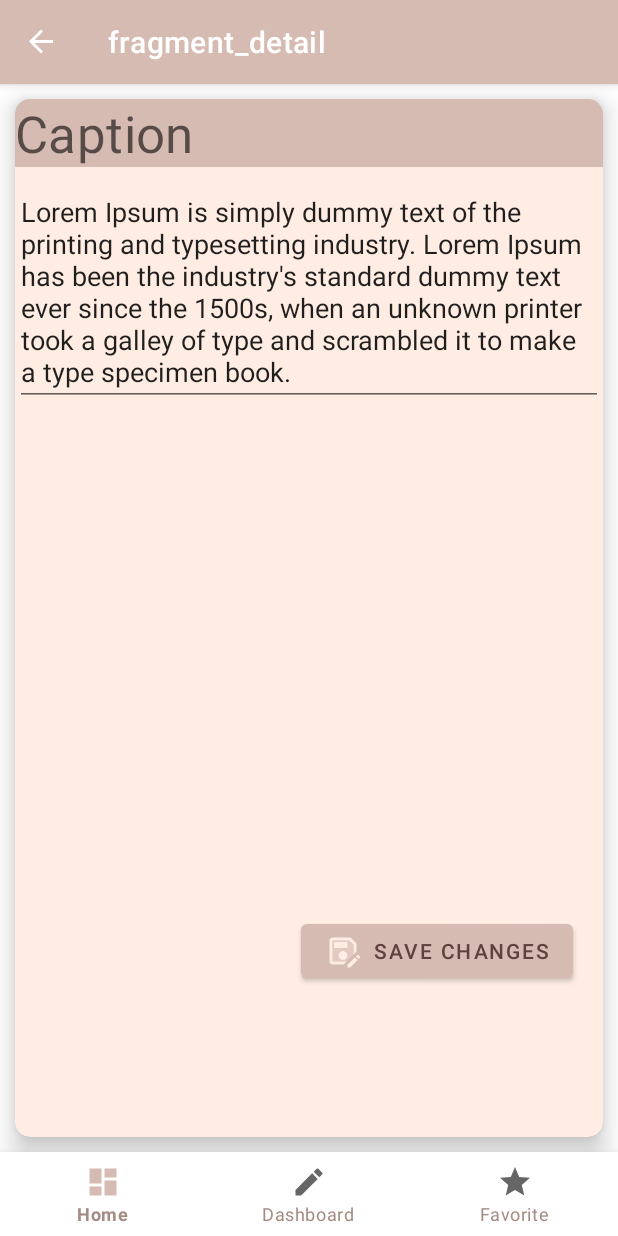
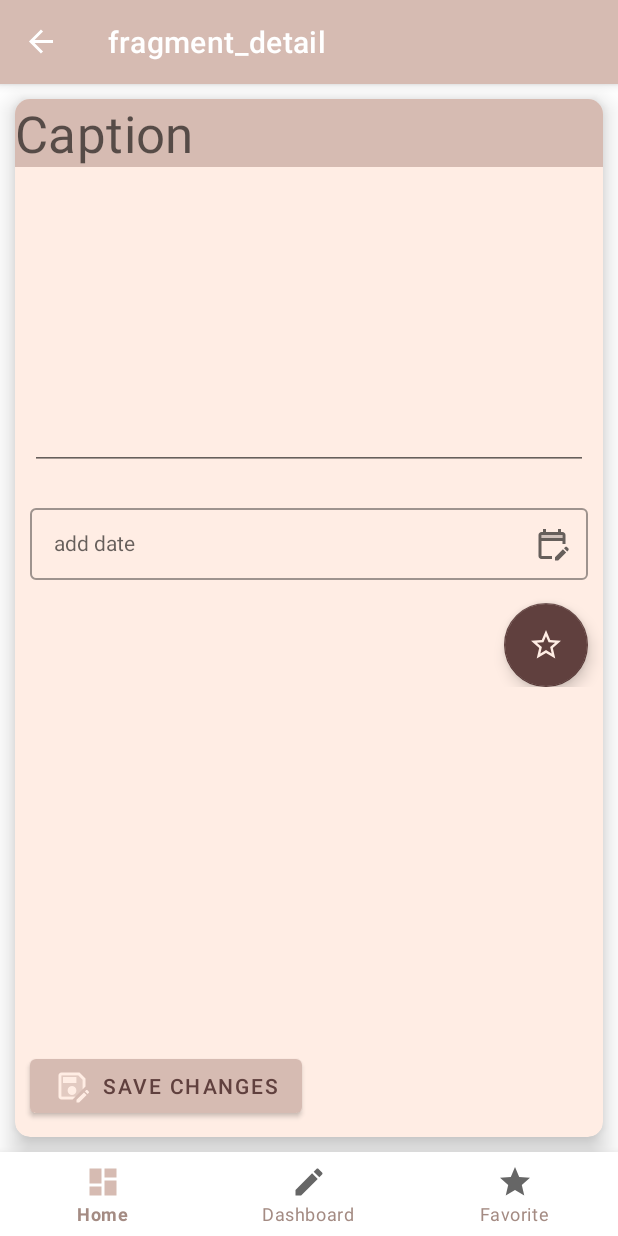
Before and after one commit to Amina1000/NoteAdvanced, an Android app: the DetailFragment screen opened through its navigation route, on a phone screen of 412 x 824 dp. Run offline under Robolectric (Android 15) with nearby library versions, the light colour scheme and no system bars; our stand-ins replace navigation-ui; libraries missing offline, so code that uses them is left out: by.kirich1409.viewbindingdelegate; 4 statements that could not run were skipped.

Commit message:
Lesson 2:
2. Диалоговое окно выбора даты, кнопка избранного
  Доработка навигации.

```diff
--- a/app/src/main/java/com/cocos/develop/noteadvanced/data/NoteData.kt
+++ b/app/src/main/java/com/cocos/develop/noteadvanced/data/NoteData.kt
@@ -17,39 +17,6 @@ data class NoteData(
     val name:String,
     val description:String,
     val date: String,
-    val favorite:Boolean = false
+    var favorite:Boolean = false
 
 ):Parcelable
-
-fun noteListCreator():List<NoteData>{
-    return arrayListOf(
-        NoteData("21","34","Note 1","Lorem Ipsum is simply dummy text of " +
-            "the printing and typesetting industry. Lorem Ipsum has been the industry\\" +
-            "'s standard dummy text ever since the 1500s, when an unknown printer took" +
-            " a galley of type and scrambled it to make a type specimen book.","04.12.1969"),
-        NoteData("21","34","Note 2","Lorem Ipsum is simply dummy text of " +
-                "the printing and typesetting industry. Lorem Ipsum has been the industry\\" +
-                "'s standard dummy text ever since the 1500s, when an unknown printer took" +
-                " a galley of type and scrambled it to make a type specimen book.","05.11.1984"),
-        NoteData("21","34","Note 3","Lorem Ipsum is simply dummy text of " +
-                "the printing and typesetting industry. Lorem Ipsum has been the industry\\" +
-                "'s standard dummy text ever since the 1500s, when an unknown printer took" +
-                " a galley of type and scrambled it to make a type specimen book.","07.01.2022"),
-        NoteData("21","34","Note 4","Lorem Ipsum is simply dummy text of " +
-                "the printing and typesetting industry. Lorem Ipsum has been the industry\\" +
-                "'s standard dummy text ever since the 1500s, when an unknown printer took" +
-                " a galley of type and scrambled it to make a type specimen book.","13.10.2021"),
-        NoteData("21","34","Note 5","Lorem Ipsum is simply dummy text of " +
-                "the printing and typesetting industry. Lorem Ipsum has been the industry\\" +
-                "'s standard dummy text ever since the 1500s, when an unknown printer took" +
-                " a galley of type and scrambled it to make a type specimen book.","13.10.2021"),
-        NoteData("21","34","Note 6","Lorem Ipsum is simply dummy text of " +
-                "the printing and typesetting industry. Lorem Ipsum has been the industry\\" +
-                "'s standard dummy text ever since the 1500s, when an unknown printer took" +
-                " a galley of type and scrambled it to make a type specimen book.","13.10.2021"),
-        NoteData("21","34","Note 7","Lorem Ipsum is simply dummy text of " +
-                "the printing and typesetting industry. Lorem Ipsum has been the industry\\" +
-                "'s standard dummy text ever since the 1500s, when an unknown printer took" +
-                " a galley of type and scrambled it to make a type specimen book.","13.10.2021")
-    )
-}
--- a/app/src/main/java/com/cocos/develop/noteadvanced/ui/dashboard/DashboardFragment.kt
+++ b/app/src/main/java/com/cocos/develop/noteadvanced/ui/dashboard/DashboardFragment.kt
@@ -26,7 +26,7 @@ class DashboardFragment : Fragment() {
         savedInstanceState: Bundle?
     ): View? {
         dashboardViewModel =
-            ViewModelProvider(this).get(DashboardViewModel::class.java)
+            ViewModelProvider(this)[DashboardViewModel::class.java]
 
         _binding = FragmentDashboardBinding.inflate(inflater, container, false)
         val root: View = binding.root
--- a/app/src/main/java/com/cocos/develop/noteadvanced/ui/home/HomeAdapter.kt
+++ b/app/src/main/java/com/cocos/develop/noteadvanced/ui/home/HomeAdapter.kt
@@ -4,8 +4,8 @@ import android.view.LayoutInflater
 import android.view.ViewGroup
 import androidx.recyclerview.widget.RecyclerView
 import com.cocos.develop.noteadvanced.data.NoteData
-import com.cocos.develop.noteadvanced.data.noteListCreator
 import com.cocos.develop.noteadvanced.databinding.NoteItemBinding
+import com.cocos.develop.noteadvanced.utils.noteListCreator
 
 /**
  * homework com.cocos.develop.noteadvanced.ui.home
@@ -54,8 +54,8 @@ class HomeAdapter(private var onListItemClickListener: OnListItemClickListener)
             itemView.setOnClickListener { openInNewWindow(noteData) }
         }
     }
-    private fun openInNewWindow(listItemData: NoteData) {
-        onListItemClickListener.onItemClick(listItemData)
+    private fun openInNewWindow(ItemData: NoteData) {
+        onListItemClickListener.onItemClick(ItemData)
     }
 
     interface OnListItemClickListener {
--- a/app/src/main/java/com/cocos/develop/noteadvanced/ui/home/HomeFragment.kt
+++ b/app/src/main/java/com/cocos/develop/noteadvanced/ui/home/HomeFragment.kt
@@ -1,6 +1,7 @@
 package com.cocos.develop.noteadvanced.ui.home
 
 import android.os.Bundle
+import android.provider.ContactsContract
 import android.view.LayoutInflater
 import android.view.View
 import android.view.ViewGroup
@@ -12,6 +13,7 @@ import com.cocos.develop.noteadvanced.R
 import com.cocos.develop.noteadvanced.data.NoteData
 import com.cocos.develop.noteadvanced.databinding.FragmentHomeBinding
 import com.cocos.develop.noteadvanced.ui.details.NOTE_DATA
+import com.cocos.develop.noteadvanced.utils.noteDefault
 
 class HomeFragment : Fragment() {
 
@@ -51,7 +53,11 @@ class HomeFragment : Fragment() {
 
     override fun onViewCreated(view: View, savedInstanceState: Bundle?) {
         super.onViewCreated(view, savedInstanceState)
-        binding.searchFab.setOnClickListener {openScreen(R.id.navigation_dashboard)}
+        binding.searchFab.setOnClickListener {
+            val bundle = Bundle()
+            bundle.putParcelable(NOTE_DATA, noteDefault())
+            openScreen(R.id.detailFragment, bundle)
+        }
         initRV()
     }
 
--- /dev/null
+++ b/app/src/main/java/com/cocos/develop/noteadvanced/utils/DataUtils.kt
@@ -0,0 +1,61 @@
+package com.cocos.develop.noteadvanced.utils
+
+import com.cocos.develop.noteadvanced.data.NoteData
+
+/**
+ * homework com.cocos.develop.noteadvanced.utils
+ *
+ * @author Amina
+ * 22.11.2021
+ */
+
+fun noteDefault(): NoteData {
+    return NoteData("", "", "", "", "")
+}
+
+fun noteListCreator(): List<NoteData> {
+    return arrayListOf(
+        NoteData(
+            "21", "34", "Note 1", "Lorem Ipsum is simply dummy text of " +
+                    "the printing and typesetting industry. Lorem Ipsum has been the industry\\" +
+                    "'s standard dummy text ever since the 1500s, when an unknown printer took" +
+                    " a galley of type and scrambled it to make a type specimen book.", "04.12.1969"
+        ),
+        NoteData(
+            "21", "34", "Note 2", "Lorem Ipsum is simply dummy text of " +
+                    "the printing and typesetting industry. Lorem Ipsum has been the industry\\" +
+                    "'s standard dummy text ever since the 1500s, when an unknown printer took" +
+                    " a galley of type and scrambled it to make a type specimen book.", "05.11.1984"
+        ),
+        NoteData(
+            "21", "34", "Note 3", "Lorem Ipsum is simply dummy text of " +
+                    "the printing and typesetting industry. Lorem Ipsum has been the industry\\" +
+                    "'s standard dummy text ever since the 1500s, when an unknown printer took" +
+                    " a galley of type and scrambled it to make a type specimen book.", "07.01.2022"
+        ),
+        NoteData(
+            "21", "34", "Note 4", "Lorem Ipsum is simply dummy text of " +
+                    "the printing and typesetting industry. Lorem Ipsum has been the industry\\" +
+                    "'s standard dummy text ever since the 1500s, when an unknown printer took" +
+                    " a galley of type and scrambled it to make a type specimen book.", "13.10.2021"
+        ),
+        NoteData(
+            "21", "34", "Note 5", "Lorem Ipsum is simply dummy text of " +
+                    "the printing and typesetting industry. Lorem Ipsum has been the industry\\" +
+                    "'s standard dummy text ever since the 1500s, when an unknown printer took" +
+                    " a galley of type and scrambled it to make a type specimen book.", "13.10.2021"
+        ),
+        NoteData(
+            "21", "34", "Note 6", "Lorem Ipsum is simply dummy text of " +
+                    "the printing and typesetting industry. Lorem Ipsum has been the industry\\" +
+                    "'s standard dummy text ever since the 1500s, when an unknown printer took" +
+                    " a galley of type and scrambled it to make a type specimen book.", "13.10.2021"
+        ),
+        NoteData(
+            "21", "34", "Note 7", "Lorem Ipsum is simply dummy text of " +
+                    "the printing and typesetting industry. Lorem Ipsum has been the industry\\" +
+                    "'s standard dummy text ever since the 1500s, when an unknown printer took" +
+                    " a galley of type and scrambled it to make a type specimen book.", "13.10.2021"
+        )
+    )
+}
--- /dev/null
+++ b/app/src/main/res/drawable/ic_twotone_edit_calendar_24.xml
@@ -0,0 +1,15 @@
+<vector xmlns:android="http://schemas.android.com/apk/res/android"
+    android:width="24dp"
+    android:height="24dp"
+    android:viewportWidth="24"
+    android:viewportHeight="24"
+    android:tint="?attr/colorControlNormal">
+  <path
+      android:fillColor="@android:color/white"
+      android:pathData="M5,6h14v2h-14z"
+      android:strokeAlpha="0.3"
+      android:fillAlpha="0.3"/>
+  <path
+      android:fillColor="@android:color/white"
+      android:pathData="M5,10h14v2h2V6c0,-1.1 -0.9,-2 -2,-2h-1V2h-2v2H8V2H6v2H5C3.89,4 3.01,4.9 3.01,6L3,20c0,1.1 0.89,2 2,2h7v-2H5V10zM5,6h14v2H5V6zM22.84,16.28l-0.71,0.71l-2.12,-2.12l0.71,-0.71c0.39,-0.39 1.02,-0.39 1.41,0l0.71,0.71C23.23,15.26 23.23,15.89 22.84,16.28zM19.3,15.58l2.12,2.12l-5.3,5.3H14v-2.12L19.3,15.58z"/>
+</vector>
--- a/app/src/main/res/layout/fragment_detail.xml
+++ b/app/src/main/res/layout/fragment_detail.xml
@@ -37,26 +37,52 @@
                 android:layout_width="match_parent"
                 android:layout_height="wrap_content"
                 android:layout_marginTop="@dimen/margin_x_small"
+                android:layout_marginStart="@dimen/margin_small"
+                android:layout_marginEnd="@dimen/margin_small"
+                android:inputType="textMultiLine"
+                android:minLines="8"
                 android:gravity="start"
-                android:text="@string/large_text"
                 tools:text="@string/large_text" />
-
-            <TextView
-                android:id="@+id/date_text_view"
+            <com.google.android.material.textfield.TextInputLayout
+                android:id="@+id/input_layout"
+                style="@style/Widget.MaterialComponents.TextInputLayout.OutlinedBox"
                 android:layout_width="match_parent"
                 android:layout_height="wrap_content"
                 android:layout_marginTop="@dimen/margin_xx_medium"
-                android:gravity="end|bottom"
-                style="@style/TextAppearance.MaterialComponents.Headline5"
-                tools:text="07.08.2000" />
+                android:layout_marginStart="@dimen/margin_small"
+                android:layout_marginEnd="@dimen/margin_small"
+                android:hint="@string/add_date"
+                app:endIconCheckable="true"
+                app:endIconDrawable="@drawable/ic_twotone_edit_calendar_24"
+                app:endIconMode="custom">
+                <com.google.android.material.textfield.TextInputEditText
+                    android:id="@+id/date_text_view"
+                    style="@style/Widget.MaterialComponents.TextInputLayout.OutlinedBox"
+                    android:layout_width="match_parent"
+                    android:padding="@dimen/margin_small"
+                    android:layout_height="wrap_content"
+                    android:textColor="@color/black" />
+            </com.google.android.material.textfield.TextInputLayout>
+
+            <com.google.android.material.floatingactionbutton.FloatingActionButton
+                android:id="@+id/favorite_fab"
+                android:layout_width="wrap_content"
+                android:layout_height="wrap_content"
+                android:layout_gravity="bottom|end"
+                android:layout_marginEnd="@dimen/margin_small"
+                android:layout_marginTop="@dimen/margin_medium"
+                app:tint = "@color/primaryLightColor"
+                android:src="@drawable/ic_baseline_favorite_border"
+                android:contentDescription="@string/add_to_favorite" />
         </LinearLayout>
 
         <com.google.android.material.button.MaterialButton
+            android:id="@+id/save_button"
             android:layout_width="wrap_content"
             android:layout_height="wrap_content"
-            android:layout_gravity="bottom|end"
-            android:layout_marginEnd="@dimen/margin_xx_medium"
-            android:layout_marginBottom="@dimen/margin_xxx_large"
+            android:layout_gravity="bottom|start"
+            android:layout_marginStart="@dimen/margin_small"
+            android:layout_marginBottom="@dimen/margin_small"
             android:text="@string/save_changes"
             android:textColor="@color/secondaryColor"
             app:icon="@drawable/ic_twotone_save_as_24" />
--- a/app/src/main/res/values/strings.xml
+++ b/app/src/main/res/values/strings.xml
@@ -8,4 +8,6 @@
     <string name="hello_blank_fragment">Hello blank fragment</string>
     <string name="note_caption">Caption</string>
     <string name="save_changes">save changes</string>
+    <string name="add_to_favorite">add to favorite</string>
+    <string name="add_date">add date</string>
 </resources>
```
Also changed, not shown: app/src/main/java/com/cocos/develop/noteadvanced/ui/details/DetailFragment.kt (+35 -1 lines), app/src/main/java/com/cocos/develop/noteadvanced/utils/ViewUtils.kt (added, +17 -0 lines).
